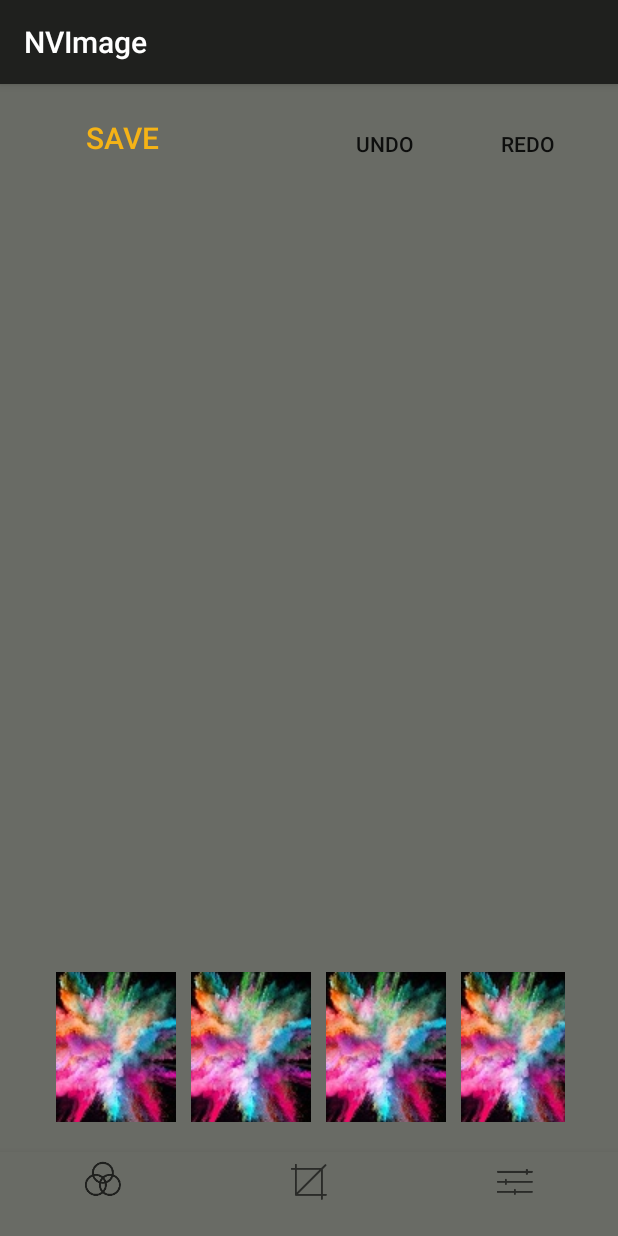
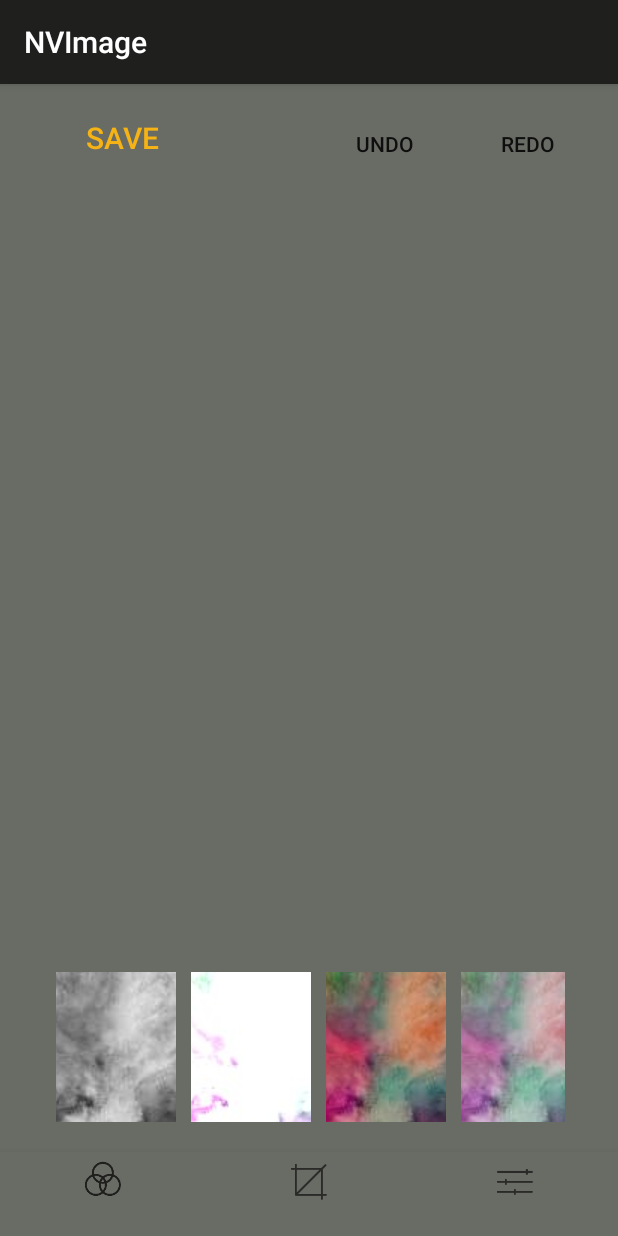
Before and after one commit to eindride/NVImage, an Android app: the UploadedPictureEdit screen opened directly, with no data from a screen before it, on a phone screen of 412 x 824 dp. Run offline under Robolectric (Android 15) with nearby library versions, the phone set to English and light mode, and no system bars; 1 statement that could not run was skipped.

Commit message:
Am modificat imaginea la butoanele de filtre

```diff
--- a/NVImage/app/src/main/java/com/example/crina/nvimage/UploadedPictureEdit.java
+++ b/NVImage/app/src/main/java/com/example/crina/nvimage/UploadedPictureEdit.java
@@ -400,9 +400,9 @@ public class UploadedPictureEdit extends AppCompatActivity {
     }
 
     public Bitmap filterWhite(Bitmap bmp) {
-        return createFilteredBitmap(bmp, 0.643f, 0.123f, 0, 0.11f, 0,
-                0, 0.508f, 0.23f, 0.12f, 0,
-                0.23f, 0, 0.503f, 0.12f, 0,
+        return createFilteredBitmap(bmp, 0.943f, 0.423f, 0, 0.11f, 0,
+                0, 0.908f, 0.43f, 0.12f, 0,
+                0.43f, 0, 0.903f, 0.12f, 0,
                 0, 0, 0, 1, 0);
     }
     public Bitmap filterAccentColor(Bitmap bmp) {
--- a/NVImage/app/src/main/res/layout/activity_uploaded_picture_edit.xml
+++ b/NVImage/app/src/main/res/layout/activity_uploaded_picture_edit.xml
@@ -84,78 +84,79 @@
                 android:orientation="horizontal">
 
                 <ImageButton
-                    android:id="@+id/filtru1"
+                    android:id="@+id/GreyScale"
                     android:layout_width="80dp"
                     android:layout_height="wrap_content"
                     android:layout_marginRight="10dp"
                     android:onClick="filterButtonAction"
                     android:tag="GreyScale"
-                    app:srcCompat="@drawable/nvimagefiltre" />
+                    app:srcCompat="@drawable/gray" />
 
                 <ImageButton
-                    android:id="@+id/filtru2"
+                    android:id="@+id/Sepia"
                     android:layout_width="80dp"
                     android:layout_height="wrap_content"
                     android:layout_marginRight="10dp"
                     android:onClick="filterButtonAction"
                     android:tag="Sepia"
-                    app:srcCompat="@drawable/nvimagefiltre" />
+                    app:srcCompat="@drawable/sepia" />
                 <ImageButton
-                    android:id="@+id/filtru3"
+                    android:id="@+id/Warmer"
                     android:layout_marginRight="10dp"
                     android:onClick="filterButtonAction"
                     android:tag="Warmer"
                     android:layout_width="80dp"
                     android:layout_height="wrap_content"
-                    app:srcCompat="@drawable/nvimagefiltre" />
+                    app:srcCompat="@drawable/warmer" />
                 <ImageButton
-                    android:id="@+id/filtru4"
+                    android:id="@+id/Cold"
                     android:layout_marginRight="10dp"
                     android:layout_width="80dp"
                     android:onClick="filterButtonAction"
                     android:tag="Cold"
                     android:layout_height="wrap_content"
-                    app:srcCompat="@drawable/nvimagefiltre" />
+                    app:srcCompat="@drawable/cold" />
                 <ImageButton
-                    android:id="@+id/filtru5"
+                    android:id="@+id/AccentColor"
                     android:layout_marginRight="10dp"
                     android:layout_width="80dp"
                     android:onClick="filterButtonAction"
                     android:tag="AccentColor"
                     android:layout_height="wrap_content"
-                    app:srcCompat="@drawable/nvimagefiltre" />
+                    app:srcCompat="@drawable/accent" />
                 <ImageButton
-                    android:id="@+id/filtru6"
+                    android:id="@+id/White"
                     android:layout_marginRight="10dp"
                     android:layout_width="80dp"
                     android:onClick="filterButtonAction"
                     android:tag="White"
                     android:layout_height="wrap_content"
-                    app:srcCompat="@drawable/nvimagefiltre" />
+                    app:srcCompat="@drawable/white" />
                 <ImageButton
-                    android:id="@+id/filtru7"
+                    android:id="@+id/Ghost"
                     android:layout_width="80dp"
                     android:layout_height="wrap_content"
                     android:layout_marginRight="10dp"
                     android:onClick="filterButtonAction"
                     android:tag="Ghost"
-                    app:srcCompat="@drawable/nvimagefiltre" />
+                    app:srcCompat="@drawable/ghost" />
                 <ImageButton
-                android:id="@+id/filtru8"
-                android:layout_width="80dp"
-                android:layout_height="wrap_content"
-                android:layout_marginRight="10dp"
-                android:onClick="filterButtonAction"
-                android:tag="Ice"
-                app:srcCompat="@drawable/nvimagefiltre" />
+                     android:id="@+id/Ice"
+                     android:layout_width="80dp"
+                     android:layout_height="wrap_content"
+                     android:layout_marginRight="10dp"
+                     android:onClick="filterButtonAction"
+                     android:tag="Ice"
+                     app:srcCompat="@drawable/ice" />
+
                 <ImageButton
-                    android:id="@+id/filtru9"
+                    android:id="@+id/TvShow"
                     android:layout_width="80dp"
                     android:layout_height="wrap_content"
                     android:layout_marginRight="10dp"
                     android:onClick="filterButtonAction"
                     android:tag="TvShow"
-                    app:srcCompat="@drawable/nvimagefiltre" />
+                    app:srcCompat="@drawable/tv" />
 
             </LinearLayout>
         </HorizontalScrollView>
```
Also changed, not shown: NVImage/app/src/main/res/drawable/accent.jpg (added), NVImage/app/src/main/res/drawable/cold.jpg (added), NVImage/app/src/main/res/drawable/ghost.jpg (added), NVImage/app/src/main/res/drawable/gray.jpg (added), NVImage/app/src/main/res/drawable/ice.jpg (added), NVImage/app/src/main/res/drawable/sepia.jpg (added), NVImage/app/src/main/res/drawable/tv.jpg (added), NVImage/app/src/main/res/drawable/warmer.jpg (added), NVImage/app/src/main/res/drawable/white.jpg (added).
